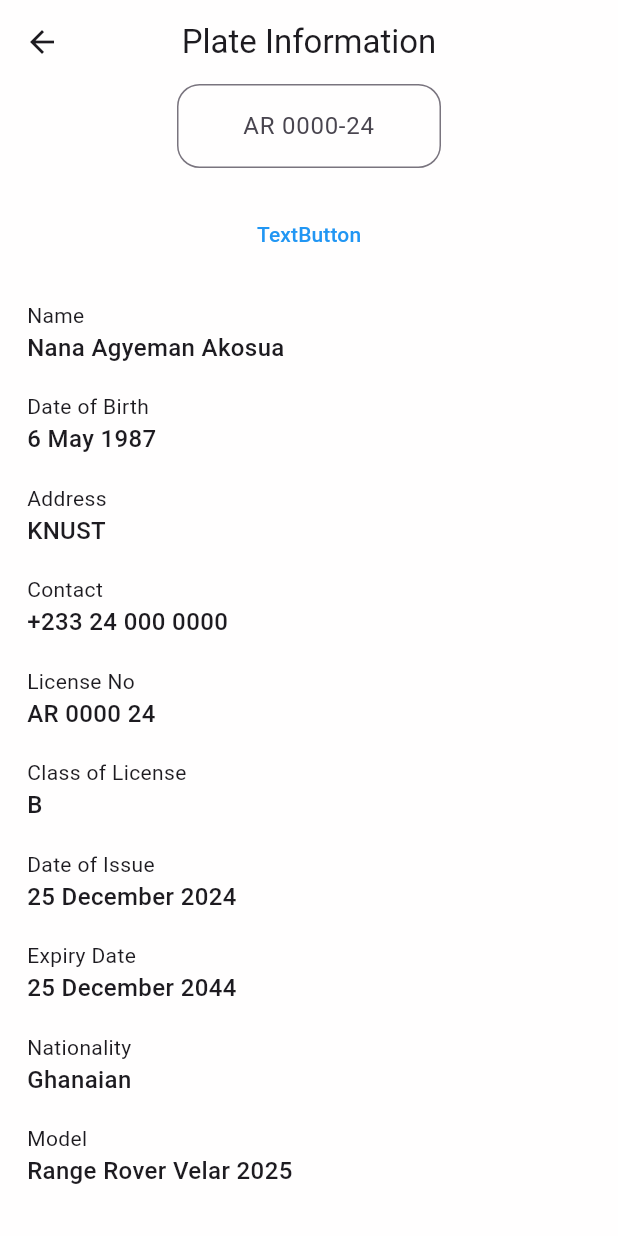
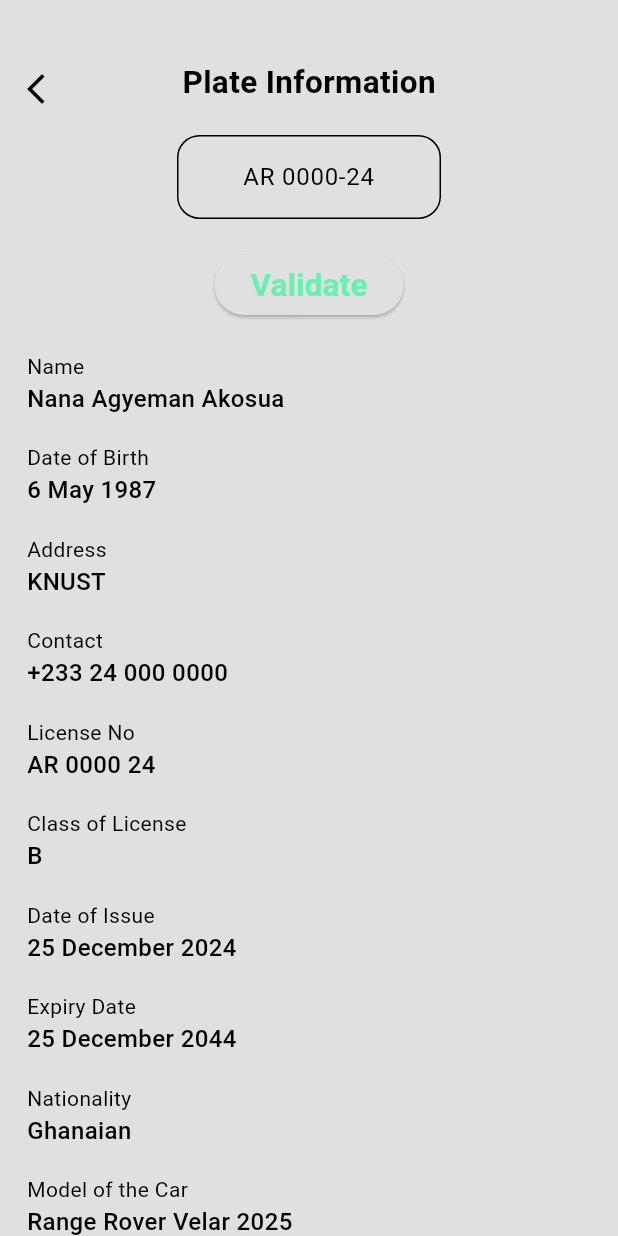
Before and after one commit to agyeman-08/NPV_mobile_app, a Flutter app: the PlateInfoView screen opened directly, on a phone screen of 412 x 824 dp. Run offline on Flutter 3.47's test engine with Material 3 defaults, Android fonts, the phone set to English and light mode, and no system bars; our stand-ins replace animated_splash_screen, carousel_slider, cloud_firestore, firebase_auth, firebase_core, firebase_storage and 7 more; accounts and stored records are empty; network calls fail; Roboto replaces fonts that are missing (Poppins).

Commit message:
futher touches

```diff
--- a/lib/screens/help_page.dart
+++ b/lib/screens/help_page.dart
@@ -152,10 +152,14 @@ class HelpAndFeedbackScreen extends StatelessWidget {
                   maxLines: 6,
                   decoration: InputDecoration.collapsed(
                     hintText: 'Tell us what you think',
+                    hintStyle: TextStyle(
+                      color: Theme.of(context).colorScheme.primary,
+                    ),
+                    fillColor: Theme.of(context).colorScheme.surface,
                   ),
                 ),
               ),
-              SizedBox(height: 20),
+              const SizedBox(height: 20),
               // Submit Button
               Center(
                 child: ElevatedButton(
--- a/lib/screens/input_page.dart
+++ b/lib/screens/input_page.dart
@@ -1,10 +1,10 @@
-import 'dart:async';
-
+import 'dart:io';
 import 'package:flutter/material.dart';
 import 'package:cloud_firestore/cloud_firestore.dart';
 import 'package:firebase_auth/firebase_auth.dart';
+import 'package:provider/provider.dart';
+import 'package:yolo/theme_notifier.dart';
 import 'package:yolo/widgets/enter_plate_textfield.dart';
-import 'package:yolo/widgets/validate_plate_button.dart';
 
 class PlateInfoView extends StatefulWidget {
   const PlateInfoView({super.key});
@@ -51,7 +51,7 @@ class _PlateInfoViewState extends State<PlateInfoView> {
       'Date of Issue',
       'Expiry Date',
       'Nationality',
-      'Model',
+      'Model of the Car'
     ];
 
     List<String> values = [
@@ -73,25 +73,48 @@ class _PlateInfoViewState extends State<PlateInfoView> {
     }
 
     return Scaffold(
-      appBar: AppBar(
-        title: const Text('Plate Information'),
-        centerTitle: true,
-        backgroundColor: const Color(0xFFfffefe),
-        elevation: 0,
-      ),
       body: Container(
         width: double.infinity,
         height: double.infinity,
-        color: const Color(0xFFfffefe),
         child: Padding(
           padding: const EdgeInsets.symmetric(horizontal: 18),
           child: Column(
             children: [
+              Container(
+                  padding: EdgeInsets.only(top: 40.0),
+                  child: Stack(
+                    children: [
+                      Positioned(
+                        left: -18,
+                        top: -5,
+                        child: IconButton(
+                          icon: const Icon(Icons.arrow_back_ios_new_outlined),
+                          onPressed: () {
+                            // Handle the back button action
+                            Navigator.pop(context);
+                          },
+                        ),
+                      ),
+                      Center(
+                        child: Text(
+                          'Plate Information',
+                          style: TextStyle(
+                            fontSize: 21, // Your preferred font size
+                            fontWeight: FontWeight.bold,
+                            color: Theme.of(context)
+                                .colorScheme
+                                .primary, // Your preferred color
+                          ),
+                        ),
+                      ),
+                    ],
+                  )),
+              const SizedBox(height: 20),
               EnterPlateTextField(
                 controller: plateController,
               ),
               const SizedBox(height: 20),
-              TextButton(
+              ElevatedButton(
                   style: ButtonStyle(
                     foregroundColor:
                         MaterialStateProperty.all<Color>(Colors.blue),
@@ -109,7 +132,14 @@ class _PlateInfoViewState extends State<PlateInfoView> {
                   onPressed: () {
                     _fetchDetails();
                   },
-                  child: Text('TextButton')),
+                  child: const Text(
+                    'Validate',
+                    style: TextStyle(
+                        color: Colors.greenAccent,
+                        fontFamily: 'Poppins',
+                        fontSize: 21,
+                        fontWeight: FontWeight.bold),
+                  )),
               const SizedBox(height: 20),
               Expanded(
                 child: SizedBox(
@@ -125,16 +155,16 @@ class _PlateInfoViewState extends State<PlateInfoView> {
                           children: [
                             Text(
                               labels[index],
-                              style: const TextStyle(
-                                fontSize: 14,
-                              ),
+                              style: TextStyle(
+                                  fontSize: 14,
+                                  color: Theme.of(context).colorScheme.primary),
                             ),
                             Text(
                               vehicleDetail?[labels[index]] ?? values[index],
-                              style: const TextStyle(
-                                fontSize: 16,
-                                fontWeight: FontWeight.w500,
-                              ),
+                              style: TextStyle(
+                                  fontSize: 16,
+                                  fontWeight: FontWeight.w500,
+                                  color: Theme.of(context).colorScheme.primary),
                             ),
                           ],
                         ),
--- a/lib/theme.dart
+++ b/lib/theme.dart
@@ -1,5 +1,27 @@
 import 'package:flutter/material.dart';
+import 'package:shared_preferences/shared_preferences.dart';
+import 'package:yolo/widgets/theme/dark_theme.dart';
+import 'package:yolo/widgets/theme/light.dart';
 
-ThemeData lightTheme = ThemeData(brightness: Brightness.light);
+class ThemeProvider extends ChangeNotifier {
+  late ThemeData _selectedTheme;
+  late SharedPreferences pref;
+  ThemeProvider({bool isDark = false}) {
+    _selectedTheme = isDark ? darkTheme : lightTheme;
+  }
 
-ThemeData darkTheme = ThemeData(brightness: Brightness.dark);
+  ThemeData get getTheme => _selectedTheme;
+
+  Future<void> changeTheme() async {
+    pref = await SharedPreferences.getInstance();
+
+    if (_selectedTheme == darkTheme) {
+      _selectedTheme = lightTheme;
+      await pref.setBool("isDark", false);
+    } else {
+      _selectedTheme = darkTheme;
+      await pref.setBool("isDark", true);
+    }
+    notifyListeners();
+  }
+}
--- a/lib/theme_notifier.dart
+++ b/lib/theme_notifier.dart
@@ -1,6 +1,9 @@
 import 'package:flutter/material.dart';
 import 'package:shared_preferences/shared_preferences.dart';
 import 'package:yolo/theme.dart';
+
+import 'widgets/theme/dark_theme.dart';
+import 'widgets/theme/light.dart';
 
 class ThemeProvider extends ChangeNotifier {
   late ThemeData _selectedTheme;
--- a/lib/widgets/drawer.dart
+++ b/lib/widgets/drawer.dart
@@ -8,12 +8,12 @@ import 'package:provider/provider.dart';
 import 'package:yolo/commons/utils/firebase_methods.dart';
 import 'package:yolo/screens/home_page.dart';
 import 'package:yolo/screens/login.dart';
-import 'package:yolo/theme.dart';
 import 'package:yolo/theme_notifier.dart';
 import 'package:firebase_storage/firebase_storage.dart';
 
 import '../screens/help_page.dart';
 import '../screens/history_page.dart';
+import 'theme/dark_theme.dart';
 
 class SideDrawer extends StatefulWidget {
   const SideDrawer({super.key});
--- /dev/null
+++ b/lib/widgets/theme/dark_theme.dart
@@ -0,0 +1,13 @@
+import 'package:flutter/material.dart';
+
+ThemeData darkTheme = ThemeData(
+    appBarTheme: const AppBarTheme(
+      backgroundColor: Colors.black,
+    ),
+    brightness: Brightness.dark,
+    fontFamily: 'Poppins',
+    colorScheme: ColorScheme.dark(
+      surface: Colors.black,
+      primary: Colors.white,
+      secondary: Colors.grey[50]!,
+    ));
--- /dev/null
+++ b/lib/widgets/theme/light.dart
@@ -0,0 +1,15 @@
+import 'package:flutter/material.dart';
+
+ThemeData lightTheme = ThemeData(
+    brightness: Brightness.light,
+    fontFamily: 'Poppins',
+    appBarTheme: const AppBarTheme(
+        backgroundColor: Colors.transparent,
+        elevation: 0,
+        iconTheme: IconThemeData(color: Colors.black),
+        titleTextStyle: TextStyle(
+            color: Colors.black, fontSize: 21, fontFamily: 'Poppins')),
+    colorScheme: ColorScheme.light(
+        surface: Colors.grey[300]!,
+        primary: Colors.black,
+        secondary: Colors.grey[50]!));
```
